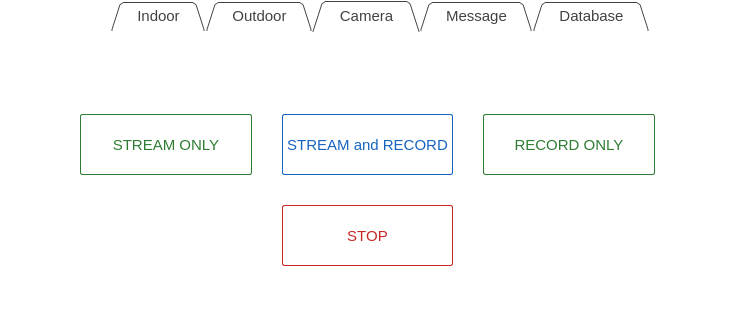
First picture: the form in src/main.ui, repository xiang1030/kontrol, before the edit; both pictures show x 92 to 827 and y 0 to 320 of the 911 by 547 pixel window.
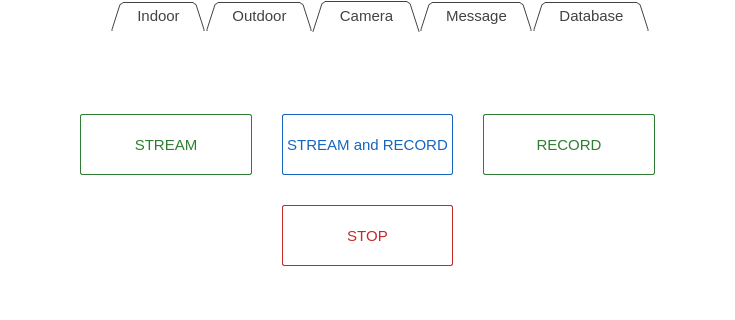
Second picture: the form after the edit. The open tabs and pages were chosen to show the change. Icons and pictures are not drawn.

Patch:
```diff
--- a/src/main.ui
+++ b/src/main.ui
@@ -1627,7 +1627,7 @@
 }</string>
          </property>
          <property name="text">
-          <string>STREAM ONLY</string>
+          <string>STREAM</string>
          </property>
         </widget>
        </item>
@@ -1703,7 +1703,7 @@
 }</string>
          </property>
          <property name="text">
-          <string>RECORD ONLY</string>
+          <string>RECORD</string>
          </property>
         </widget>
        </item>
```
